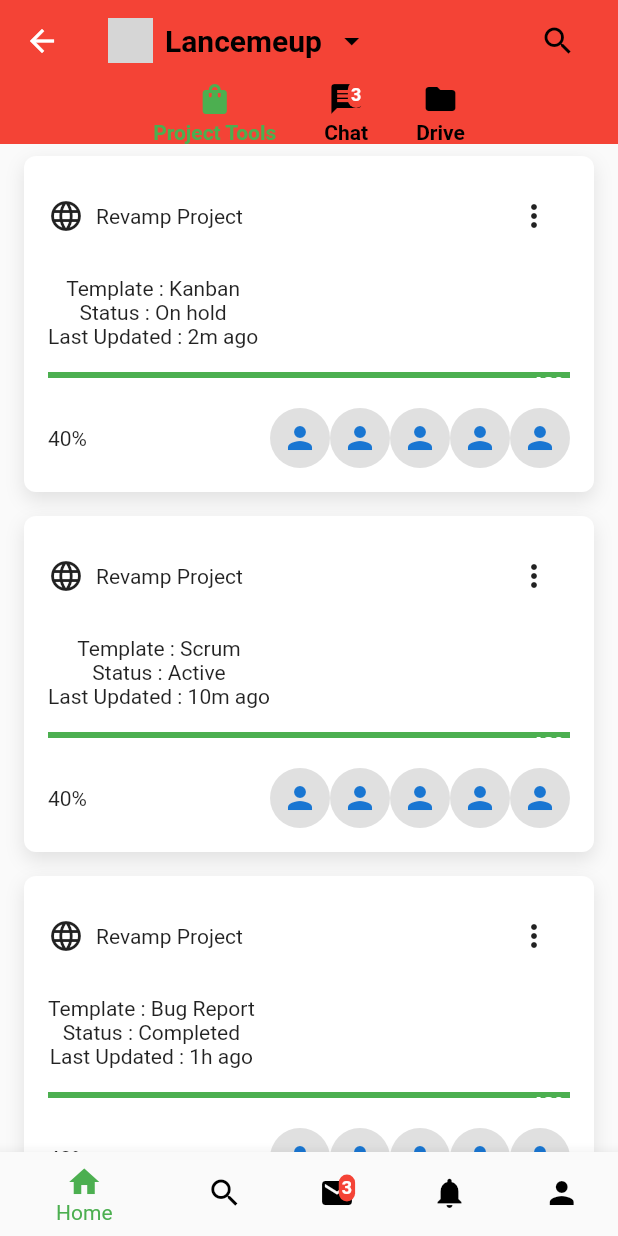
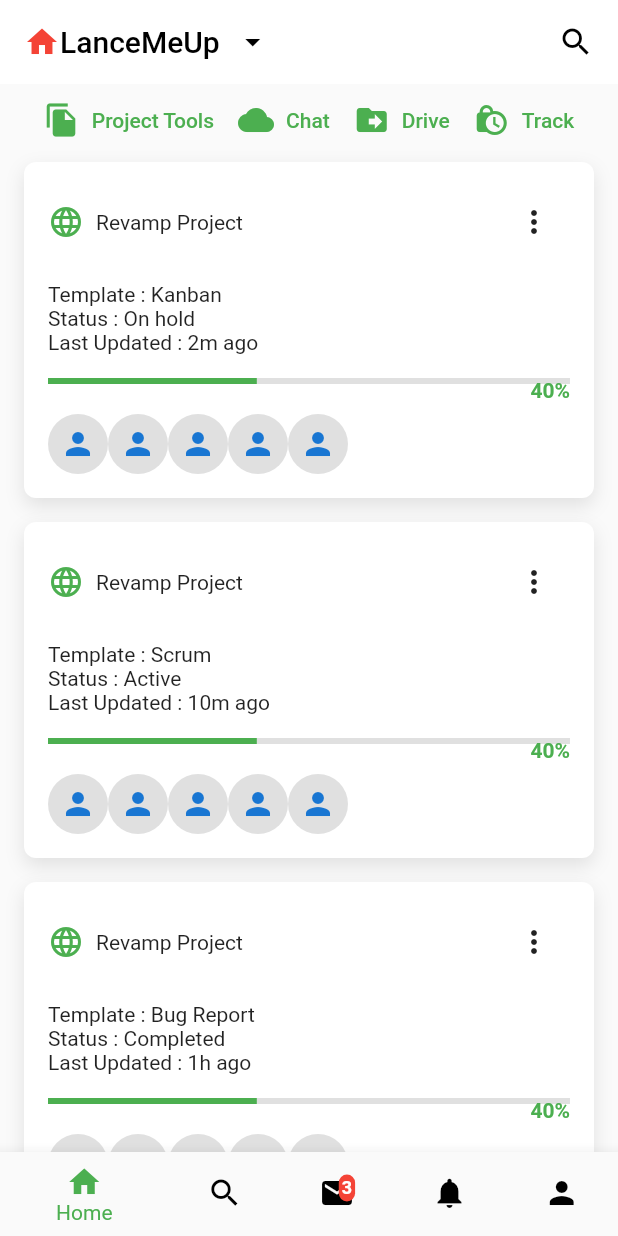
Before and after one commit to aryanPokharel/lanceMeUpUI, a Flutter app: the CardScreen screen opened by its route, on a phone screen of 412 x 824 dp. Run offline on Flutter 3.47's test engine with Material 2 defaults, Android fonts, the phone set to English and light mode, and no system bars; grey boxes are pictures that could not be loaded.

Commit message:
cards screen modified

```diff
--- a/lib/screens/cardsScreen.dart
+++ b/lib/screens/cardsScreen.dart
@@ -11,159 +11,95 @@ class _CardScreenState extends State<CardScreen> {
   @override
   Widget build(BuildContext context) {
     return Scaffold(
-      appBar: AppBar(
-        backgroundColor: Colors.red,
+      appBar: PreferredSize(
+          preferredSize: const Size.fromHeight(100.0),
+          child: SingleChildScrollView(
+            child: Column(
+              children: [
+                AppBar(
+                  backgroundColor: Colors.white,
+                  foregroundColor: Colors.black,
                   elevation: 0,
+                  automaticallyImplyLeading: false,
                   title: Row(
+                    mainAxisAlignment: MainAxisAlignment.spaceBetween,
                     children: [
-            Image.asset(
-              'your_logo.png',
-              height: 30,
+                      Row(
+                        children: const [
+                          Icon(
+                            Icons.home,
+                            color: Colors.red,
                           ),
-            const SizedBox(width: 8),
-            const Text(
-              'Lancemeup',
-              style: TextStyle(
-                color: Colors.black,
-                fontWeight: FontWeight.bold,
-                fontSize: 20,
+                          Text(
+                            "LanceMeUp",
                           ),
+                          SizedBox(
+                            width: 10,
                           ),
-            const SizedBox(width: 8),
-            const Icon(
-              Icons.arrow_drop_down,
-              color: Colors.black,
-            ),
-            const Spacer(),
-            IconButton(
-              icon: const Icon(
-                Icons.search,
-                color: Colors.black,
-              ),
-              onPressed: () {},
-            ),
+                          Icon(Icons.arrow_drop_down)
                         ],
                       ),
-        bottom: PreferredSize(
-          preferredSize: const Size.fromHeight(40),
-          child: SingleChildScrollView(
-            scrollDirection: Axis.horizontal,
-            child: Row(
-              children: [
-                Expanded(
-                  child: InkWell(
-                    onTap: () {},
-                    child: Padding(
-                      padding: const EdgeInsets.symmetric(horizontal: 16),
-                      child: Column(
-                        mainAxisAlignment: MainAxisAlignment.center,
-                        children: [
-                          Icon(
-                            Icons.shopping_bag,
-                            color: _currentIndex == 0
-                                ? Colors.green
-                                : Colors.black,
-                          ),
-                          const SizedBox(height: 2),
-                          Text(
-                            'Project Tools',
-                            style: TextStyle(
-                              color: _currentIndex == 0
-                                  ? Colors.green
-                                  : Colors.black,
-                              fontWeight: FontWeight.bold,
-                            ),
-                          ),
+                      const Icon(Icons.search)
                     ],
                   ),
                 ),
+                SingleChildScrollView(
+                  scrollDirection: Axis.horizontal,
+                  child: Row(
+                    mainAxisAlignment: MainAxisAlignment.spaceEvenly,
+                    children: [
+                      TextButton.icon(
+                        onPressed: () {
+                          // Handle button press
+                        },
+                        icon: const Icon(Icons.file_copy),
+                        label: const Text('Project Tools'),
+                        style: TextButton.styleFrom(
+                          primary: Colors.green,
+                          shape: RoundedRectangleBorder(
+                            borderRadius: BorderRadius.circular(8),
                           ),
                         ),
-                Expanded(
-                  child: InkWell(
-                    onTap: () {},
-                    child: Padding(
-                      padding: const EdgeInsets.symmetric(horizontal: 16),
-                      child: Column(
-                        mainAxisAlignment: MainAxisAlignment.center,
-                        children: [
-                          Stack(
-                            children: [
-                              Icon(
-                                Icons.message,
-                                color: _currentIndex == 1
-                                    ? Colors.green
-                                    : Colors.black,
                       ),
-                              Positioned(
-                                right: 0,
-                                child: Container(
-                                  padding: const EdgeInsets.all(2),
-                                  decoration: BoxDecoration(
-                                    color: Colors.red,
-                                    borderRadius: BorderRadius.circular(10),
+                      TextButton.icon(
+                        onPressed: () {},
+                        icon: const Icon(Icons.cloud),
+                        label: const Text('Chat'),
+                        style: TextButton.styleFrom(
+                          primary: Colors.green,
+                          shape: RoundedRectangleBorder(
+                            borderRadius: BorderRadius.circular(8),
                           ),
-                                  child: const Text(
-                                    '3',
-                                    style: TextStyle(
-                                      color: Colors.white,
-                                      fontSize: 12,
-                                      fontWeight: FontWeight.bold,
                         ),
+                      ),
+                      TextButton.icon(
+                        onPressed: () {},
+                        icon: const Icon(Icons.drive_file_move),
+                        label: const Text('Drive'),
+                        style: TextButton.styleFrom(
+                          primary: Colors.green,
+                          shape: RoundedRectangleBorder(
+                            borderRadius: BorderRadius.circular(8),
+                          ),
+                        ),
+                      ),
+                      TextButton.icon(
+                        onPressed: () {},
+                        icon: const Icon(Icons.lock_clock),
+                        label: const Text('Track'),
+                        style: TextButton.styleFrom(
+                          primary: Colors.green,
+                          shape: RoundedRectangleBorder(
+                            borderRadius: BorderRadius.circular(8),
                           ),
                         ),
                       ),
                     ],
                   ),
-                          const SizedBox(height: 2),
-                          Text(
-                            'Chat',
-                            style: TextStyle(
-                              color: _currentIndex == 1
-                                  ? Colors.green
-                                  : Colors.black,
-                              fontWeight: FontWeight.bold,
-                            ),
-                          ),
+                )
               ],
             ),
-                    ),
-                  ),
-                ),
-                Expanded(
-                  child: InkWell(
-                    onTap: () {},
-                    child: Padding(
-                      padding: const EdgeInsets.symmetric(horizontal: 16),
-                      child: Column(
-                        mainAxisAlignment: MainAxisAlignment.center,
-                        children: [
-                          Icon(
-                            Icons.folder,
-                            color: _currentIndex == 2
-                                ? Colors.green
-                                : Colors.black,
-                          ),
-                          const SizedBox(height: 2),
-                          Text(
-                            'Drive',
-                            style: TextStyle(
-                              color: _currentIndex == 2
-                                  ? Colors.green
-                                  : Colors.black,
-                              fontWeight: FontWeight.bold,
-                            ),
-                          ),
-                        ],
-                      ),
-                    ),
-                  ),
-                ),
-              ],
-            ),
-          ),
-        ),
-      ),
+          )),
       bottomNavigationBar: BottomNavigationBar(
         currentIndex: _currentIndex,
         onTap: (index) {
@@ -283,7 +219,10 @@ class _CardScreenState extends State<CardScreen> {
             children: [
               Row(
                 children: [
-                  Icon(icon),
+                  Icon(
+                    icon,
+                    color: Colors.green,
+                  ),
                   const SizedBox(width: 8),
                   Text(title),
                   const SizedBox(width: 8),
@@ -298,6 +237,7 @@ class _CardScreenState extends State<CardScreen> {
           ),
           const SizedBox(height: 16),
           Column(
+            crossAxisAlignment: CrossAxisAlignment.start,
             children: [
               Text(subtitle1),
               Text(subtitle2),
@@ -308,7 +248,7 @@ class _CardScreenState extends State<CardScreen> {
           Stack(
             children: [
               LinearProgressIndicator(
-                value: 1,
+                value: .4,
                 backgroundColor: Colors.grey[300],
                 color: Colors.green,
               ),
@@ -324,7 +264,7 @@ class _CardScreenState extends State<CardScreen> {
                   const Text(
                     '40%',
                     style: TextStyle(
-                      color: Colors.white,
+                      color: Colors.green,
                       fontWeight: FontWeight.bold,
                     ),
                   ),
@@ -333,10 +273,6 @@ class _CardScreenState extends State<CardScreen> {
             ],
           ),
           const SizedBox(height: 8),
-          Row(
-            children: [
-              Text('${(0.4 * 100).toInt()}%'),
-              const Spacer(),
           Row(
             children: List.generate(
               peopleCount,
@@ -348,8 +284,6 @@ class _CardScreenState extends State<CardScreen> {
           ),
         ],
       ),
-        ],
-      ),
     );
   }
 }
```
Lines whose indentation alone changed are shown as unchanged.
